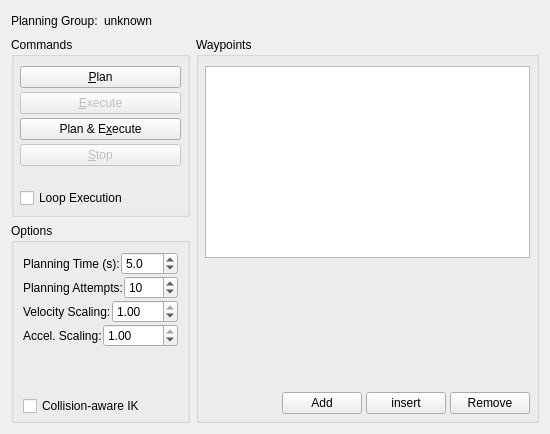
This is motion_planning_rviz_plugin/src/ui/motion_planning_rviz_plugin_frame_waypoints.ui in xinjuezou-whi/moveit_ros_visualization as Qt 5 draws it before an edit. The edited form follows.
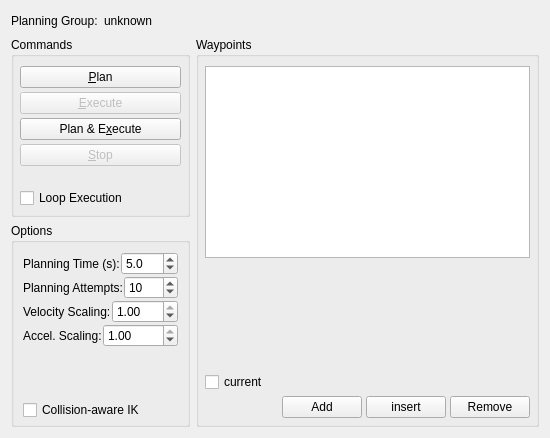
This is the edited form.

Commit message: add point from current state

```diff
--- a/motion_planning_rviz_plugin/src/ui/motion_planning_rviz_plugin_frame_waypoints.ui
+++ b/motion_planning_rviz_plugin/src/ui/motion_planning_rviz_plugin_frame_waypoints.ui
@@ -7,7 +7,7 @@
     <x>0</x>
     <y>0</y>
     <width>550</width>
-    <height>434</height>
+    <height>438</height>
    </rect>
   </property>
   <property name="windowTitle">
@@ -424,6 +424,13 @@
             </property>
            </spacer>
           </item>
+          <item>
+           <widget class="QCheckBox" name="current">
+            <property name="text">
+             <string>current</string>
+            </property>
+           </widget>
+          </item>
           <item>
            <layout class="QVBoxLayout" name="verticalLayout">
             <item>
```
The commit also changes 4 other files.
